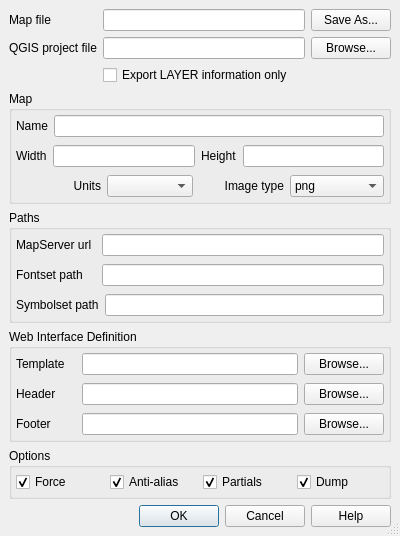
First picture: the form in qgis/python/plugins/mapserver_export/qgsmapserverexportbase.ui, repository sourcepole/qgis, before the edit.
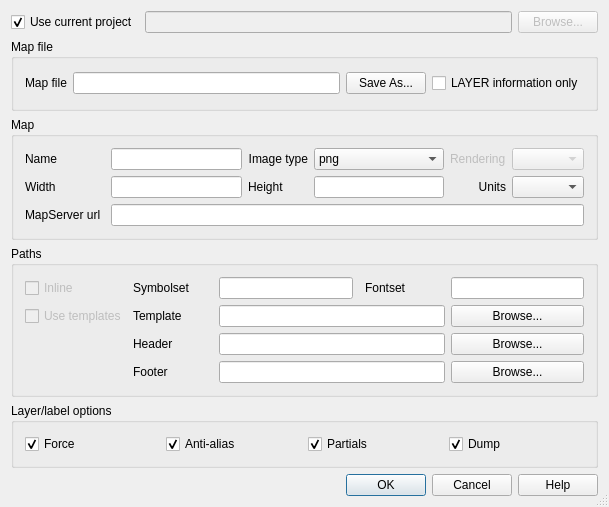
Second picture: the form after the edit.

Commit message: New, smaller dialog. More defaults, checks and failovers. Merged work of Stephan Meissl

```diff
--- a/qgis/python/plugins/mapserver_export/qgsmapserverexportbase.ui
+++ b/qgis/python/plugins/mapserver_export/qgsmapserverexportbase.ui
@@ -7,8 +7,8 @@
    <rect>
     <x>0</x>
     <y>0</y>
-    <width>400</width>
-    <height>522</height>
+    <width>609</width>
+    <height>507</height>
    </rect>
   </property>
   <property name="windowTitle">
@@ -17,177 +17,107 @@
   <property name="sizeGripEnabled">
    <bool>true</bool>
   </property>
-  <layout class="QGridLayout">
-   <property name="margin">
-    <number>9</number>
-   </property>
-   <property name="spacing">
-    <number>6</number>
-   </property>
-   <item row="5" column="0" colspan="3">
-    <widget class="QGroupBox" name="grpWeb">
+  <layout class="QGridLayout" name="gridLayout">
+   <item row="0" column="0">
+    <widget class="QCheckBox" name="checkBoxCurrentProject">
+     <property name="text">
+      <string>Use current project</string>
+     </property>
+     <property name="checked">
+      <bool>true</bool>
+     </property>
+    </widget>
+   </item>
+   <item row="0" column="1">
+    <widget class="QLineEdit" name="txtQgisFilePath">
+     <property name="enabled">
+      <bool>false</bool>
+     </property>
+     <property name="toolTip">
+      <string>Full path to the QGIS project file to export to MapServer map format</string>
+     </property>
+    </widget>
+   </item>
+   <item row="0" column="2">
+    <widget class="QPushButton" name="btnChooseProjectFile">
+     <property name="enabled">
+      <bool>false</bool>
+     </property>
+     <property name="text">
+      <string>Browse...</string>
+     </property>
+    </widget>
+   </item>
+   <item row="1" column="0" colspan="3">
+    <widget class="QGroupBox" name="groupBox">
      <property name="title">
-      <string>Web Interface Definition</string>
+      <string>Map file</string>
      </property>
-     <layout class="QGridLayout">
-      <property name="margin">
-       <number>0</number>
-      </property>
-      <property name="spacing">
-       <number>0</number>
-      </property>
+     <layout class="QGridLayout" name="gridLayout_3">
       <item row="0" column="0">
-       <layout class="QHBoxLayout">
-        <property name="spacing">
-         <number>6</number>
-        </property>
-        <property name="margin">
-         <number>4</number>
-        </property>
-        <item>
-         <widget class="QLabel" name="textLabel5_2">
-          <property name="minimumSize">
-           <size>
-            <width>60</width>
-            <height>0</height>
-           </size>
-          </property>
+       <widget class="QLabel" name="textLabel7">
           <property name="text">
-           <string>Template</string>
+         <string>Map file</string>
           </property>
           <property name="buddy">
            <cstring>txtWebTemplate</cstring>
           </property>
          </widget>
         </item>
-        <item>
-         <widget class="QLineEdit" name="txtWebTemplate">
+      <item row="0" column="1">
+       <widget class="QLineEdit" name="txtMapFilePath">
           <property name="toolTip">
            <string>Path to the MapServer template file</string>
           </property>
          </widget>
         </item>
-        <item>
-         <widget class="QPushButton" name="btnChooseTemplateFile">
+      <item row="0" column="2">
+       <widget class="QPushButton" name="btnChooseFile">
           <property name="text">
-           <string>Browse...</string>
+         <string>Save As...</string>
           </property>
          </widget>
         </item>
-       </layout>
-      </item>
-      <item row="1" column="0">
-       <layout class="QHBoxLayout">
-        <property name="spacing">
-         <number>6</number>
+      <item row="0" column="3">
+       <widget class="QCheckBox" name="chkExpLayersOnly">
+        <property name="toolTip">
+         <string>If checked, only the layer information will be processed</string>
         </property>
-        <property name="margin">
-         <number>4</number>
-        </property>
-        <item>
-         <widget class="QLabel" name="textLabel5">
-          <property name="minimumSize">
-           <size>
-            <width>60</width>
-            <height>0</height>
-           </size>
-          </property>
           <property name="text">
-           <string>Header</string>
-          </property>
-          <property name="buddy">
-           <cstring>txtWebHeader</cstring>
-          </property>
-         </widget>
-        </item>
-        <item>
-         <widget class="QLineEdit" name="txtWebHeader"/>
-        </item>
-        <item>
-         <widget class="QPushButton" name="btnChooseHeaderFile">
-          <property name="text">
-           <string>Browse...</string>
-          </property>
-         </widget>
-        </item>
-       </layout>
-      </item>
-      <item row="2" column="0">
-       <layout class="QHBoxLayout">
-        <property name="spacing">
-         <number>6</number>
-        </property>
-        <property name="margin">
-         <number>4</number>
-        </property>
-        <item>
-         <widget class="QLabel" name="textLabel5_3">
-          <property name="minimumSize">
-           <size>
-            <width>60</width>
-            <height>0</height>
-           </size>
-          </property>
-          <property name="text">
-           <string>Footer</string>
-          </property>
-          <property name="buddy">
-           <cstring>txtWebFooter</cstring>
-          </property>
-         </widget>
-        </item>
-        <item>
-         <widget class="QLineEdit" name="txtWebFooter"/>
-        </item>
-        <item>
-         <widget class="QPushButton" name="btnChooseFooterFile">
-          <property name="text">
-           <string>Browse...</string>
-          </property>
-         </widget>
-        </item>
-       </layout>
-      </item>
-     </layout>
-    </widget>
-   </item>
-   <item row="3" column="0" colspan="3">
+         <string>LAYER information only</string>
+        </property>
+       </widget>
+      </item>
+     </layout>
+    </widget>
+   </item>
+   <item row="2" column="0" colspan="3">
     <widget class="QGroupBox" name="grpMap">
      <property name="title">
       <string>Map</string>
      </property>
-     <layout class="QGridLayout">
-      <property name="margin">
-       <number>0</number>
-      </property>
-      <property name="spacing">
-       <number>0</number>
-      </property>
-      <item row="2" column="0">
-       <layout class="QHBoxLayout">
-        <property name="spacing">
-         <number>6</number>
-        </property>
-        <property name="margin">
-         <number>4</number>
-        </property>
-        <item>
-         <widget class="QLabel" name="textLabel3">
+     <layout class="QGridLayout" name="gridLayout_2">
+      <item row="0" column="0">
+       <widget class="QLabel" name="textLabel1">
+        <property name="toolTip">
+         <string/>
+        </property>
           <property name="text">
-           <string>Units</string>
-          </property>
-          <property name="alignment">
-           <set>Qt::AlignRight|Qt::AlignTrailing|Qt::AlignVCenter</set>
+         <string>Name</string>
           </property>
           <property name="buddy">
            <cstring>cmbMapUnits</cstring>
           </property>
          </widget>
         </item>
-        <item>
-         <widget class="QComboBox" name="cmbMapUnits"/>
-        </item>
-        <item>
+      <item row="0" column="1">
+       <widget class="QLineEdit" name="txtMapName">
+        <property name="toolTip">
+         <string>Prefix attached to map, scalebar and legend GIF filenames created using this MapFile</string>
+        </property>
+       </widget>
+      </item>
+      <item row="0" column="2">
          <widget class="QLabel" name="textLabel4">
           <property name="text">
            <string>Image type</string>
@@ -200,7 +130,7 @@
           </property>
          </widget>
         </item>
-        <item>
+      <item row="0" column="3">
          <widget class="QComboBox" name="cmbMapImageType">
           <item>
            <property name="text">
@@ -239,17 +169,24 @@
           </item>
          </widget>
         </item>
-       </layout>
+      <item row="0" column="4">
+       <widget class="QLabel" name="label">
+        <property name="enabled">
+         <bool>false</bool>
+        </property>
+        <property name="text">
+         <string>Rendering</string>
+        </property>
+       </widget>
+      </item>
+      <item row="0" column="5">
+       <widget class="QComboBox" name="comboBox">
+        <property name="enabled">
+         <bool>false</bool>
+        </property>
+       </widget>
       </item>
       <item row="1" column="0">
-       <layout class="QHBoxLayout">
-        <property name="spacing">
-         <number>6</number>
-        </property>
-        <property name="margin">
-         <number>4</number>
-        </property>
-        <item>
          <widget class="QLabel" name="textLabel2">
           <property name="text">
            <string>Width</string>
@@ -259,10 +196,10 @@
           </property>
          </widget>
         </item>
-        <item>
+      <item row="1" column="1">
          <widget class="QLineEdit" name="txtMapWidth"/>
         </item>
-        <item>
+      <item row="1" column="2">
          <widget class="QLabel" name="textLabel2_2">
           <property name="text">
            <string>Height</string>
@@ -272,79 +209,185 @@
           </property>
          </widget>
         </item>
-        <item>
+      <item row="1" column="3">
          <widget class="QLineEdit" name="txtMapHeight"/>
         </item>
-       </layout>
+      <item row="1" column="4">
+       <widget class="QLabel" name="textLabel3">
+        <property name="text">
+         <string>Units</string>
+        </property>
+        <property name="alignment">
+         <set>Qt::AlignRight|Qt::AlignTrailing|Qt::AlignVCenter</set>
+        </property>
+        <property name="buddy">
+         <cstring>cmbMapUnits</cstring>
+        </property>
+       </widget>
       </item>
-      <item row="0" column="0">
-       <layout class="QHBoxLayout">
-        <property name="spacing">
-         <number>6</number>
+      <item row="1" column="5">
+       <widget class="QComboBox" name="cmbMapUnits"/>
+      </item>
+      <item row="2" column="0">
+       <widget class="QLabel" name="textLabelMapServerUrl">
+        <property name="minimumSize">
+         <size>
+          <width>80</width>
+          <height>0</height>
+         </size>
         </property>
-        <property name="margin">
-         <number>4</number>
+        <property name="text">
+         <string>MapServer url</string>
         </property>
-        <item>
-         <widget class="QLabel" name="textLabel1">
+        <property name="buddy">
+         <cstring>txtMapServerUrl</cstring>
+        </property>
+       </widget>
+      </item>
+      <item row="2" column="1" colspan="5">
+       <widget class="QLineEdit" name="txtMapServerUrl">
           <property name="toolTip">
+         <string>The URL to the mapserver executable.
+
+For example: 
+http://my.host.com/cgi-bin/mapserv.exe</string>
+        </property>
+        <property name="text">
            <string/>
           </property>
-          <property name="text">
-           <string>Name</string>
-          </property>
-          <property name="buddy">
-           <cstring>txtMapName</cstring>
-          </property>
-         </widget>
-        </item>
-        <item>
-         <widget class="QLineEdit" name="txtMapName">
-          <property name="toolTip">
-           <string>Prefix attached to map, scalebar and legend GIF filenames created using this MapFile</string>
-          </property>
-         </widget>
-        </item>
-       </layout>
-      </item>
-     </layout>
+       </widget>
+      </item>
+     </layout>
     </widget>
    </item>
+   <item row="3" column="0" colspan="3">
+    <widget class="QGroupBox" name="grpPaths">
+     <property name="title">
+      <string>Paths</string>
+     </property>
+     <layout class="QGridLayout" name="gridLayout_4">
    <item row="0" column="0">
-    <widget class="QLabel" name="textLabel7">
+       <widget class="QCheckBox" name="checkBoxInlineFontAndSymbol">
+        <property name="enabled">
+         <bool>false</bool>
+        </property>
      <property name="text">
-      <string>Map file</string>
-     </property>
-     <property name="buddy">
-      <cstring>txtMapFilePath</cstring>
+         <string>Inline</string>
+        </property>
+        <property name="checked">
+         <bool>false</bool>
      </property>
     </widget>
    </item>
    <item row="0" column="1">
-    <widget class="QLineEdit" name="txtMapFilePath">
-     <property name="toolTip">
-      <string>Name for the map file to be created from the QGIS project file</string>
-     </property>
-    </widget>
-   </item>
-   <item row="1" column="2">
-    <widget class="QPushButton" name="btnChooseProjectFile">
+       <widget class="QLabel" name="textLabelSymbolsetPath">
+        <property name="enabled">
+         <bool>true</bool>
+        </property>
+        <property name="minimumSize">
+         <size>
+          <width>80</width>
+          <height>0</height>
+         </size>
+        </property>
      <property name="text">
-      <string>Browse...</string>
-     </property>
-    </widget>
-   </item>
-   <item row="1" column="1">
-    <widget class="QLineEdit" name="txtQgisFilePath">
-     <property name="toolTip">
-      <string>Full path to the QGIS project file to export to MapServer map format</string>
+         <string>Symbolset</string>
+        </property>
+        <property name="buddy">
+         <cstring>txtSymbolsetPath</cstring>
      </property>
     </widget>
    </item>
    <item row="1" column="0">
-    <widget class="QLabel" name="textLabel7_2">
+       <widget class="QCheckBox" name="checkBoxUseTemplates">
+        <property name="enabled">
+         <bool>false</bool>
+        </property>
      <property name="text">
-      <string>QGIS project file</string>
+         <string>Use templates</string>
+        </property>
+       </widget>
+      </item>
+      <item row="1" column="2" colspan="3">
+       <widget class="QLineEdit" name="txtWebTemplate">
+        <property name="enabled">
+         <bool>true</bool>
+        </property>
+        <property name="toolTip">
+         <string>Path to the MapServer template file</string>
+        </property>
+       </widget>
+      </item>
+      <item row="1" column="5">
+       <widget class="QPushButton" name="btnChooseTemplateFile">
+        <property name="enabled">
+         <bool>true</bool>
+        </property>
+        <property name="text">
+         <string>Browse...</string>
+        </property>
+       </widget>
+      </item>
+      <item row="2" column="2" colspan="3">
+       <widget class="QLineEdit" name="txtWebHeader">
+        <property name="enabled">
+         <bool>true</bool>
+        </property>
+       </widget>
+      </item>
+      <item row="2" column="5">
+       <widget class="QPushButton" name="btnChooseHeaderFile">
+        <property name="enabled">
+         <bool>true</bool>
+        </property>
+        <property name="text">
+         <string>Browse...</string>
+        </property>
+       </widget>
+      </item>
+      <item row="3" column="2" colspan="3">
+       <widget class="QLineEdit" name="txtWebFooter">
+        <property name="enabled">
+         <bool>true</bool>
+        </property>
+       </widget>
+      </item>
+      <item row="3" column="5">
+       <widget class="QPushButton" name="btnChooseFooterFile">
+        <property name="enabled">
+         <bool>true</bool>
+        </property>
+        <property name="text">
+         <string>Browse...</string>
+        </property>
+       </widget>
+      </item>
+      <item row="0" column="5">
+       <widget class="QLineEdit" name="txtFontsetPath">
+        <property name="enabled">
+         <bool>true</bool>
+        </property>
+        <property name="toolTip">
+         <string>The file name of the fonts file.</string>
+        </property>
+        <property name="text">
+         <string/>
+        </property>
+       </widget>
+      </item>
+      <item row="0" column="4">
+       <widget class="QLabel" name="textLabelFontsetPath">
+        <property name="enabled">
+         <bool>true</bool>
+        </property>
+        <property name="minimumSize">
+         <size>
+          <width>80</width>
+          <height>0</height>
+         </size>
+        </property>
+        <property name="text">
+         <string>Fontset</string>
      </property>
      <property name="buddy">
       <cstring>txtQgisFilePath</cstring>
@@ -352,30 +395,86 @@
     </widget>
    </item>
    <item row="0" column="2">
-    <widget class="QPushButton" name="btnChooseFile">
-     <property name="text">
-      <string>Save As...</string>
-     </property>
-    </widget>
-   </item>
-   <item row="2" column="1" colspan="2">
-    <widget class="QCheckBox" name="chkExpLayersOnly">
+       <widget class="QLineEdit" name="txtSymbolsetPath">
+        <property name="enabled">
+         <bool>true</bool>
+        </property>
      <property name="toolTip">
       <string>If checked, only the layer information will be processed</string>
      </property>
      <property name="text">
-      <string>Export LAYER information only</string>
+         <string/>
      </property>
     </widget>
    </item>
-   <item row="7" column="0" colspan="3">
+      <item row="1" column="1">
+       <widget class="QLabel" name="textLabel5_2">
+        <property name="enabled">
+         <bool>true</bool>
+        </property>
+        <property name="minimumSize">
+         <size>
+          <width>60</width>
+          <height>0</height>
+         </size>
+        </property>
+        <property name="text">
+         <string>Template</string>
+        </property>
+        <property name="buddy">
+         <cstring>txtWebTemplate</cstring>
+        </property>
+       </widget>
+      </item>
+      <item row="2" column="1">
+       <widget class="QLabel" name="textLabel5">
+        <property name="enabled">
+         <bool>true</bool>
+        </property>
+        <property name="minimumSize">
+         <size>
+          <width>60</width>
+          <height>0</height>
+         </size>
+        </property>
+        <property name="text">
+         <string>Header</string>
+        </property>
+        <property name="buddy">
+         <cstring>txtWebHeader</cstring>
+        </property>
+       </widget>
+      </item>
+      <item row="3" column="1">
+       <widget class="QLabel" name="textLabel5_3">
+        <property name="enabled">
+         <bool>true</bool>
+        </property>
+        <property name="minimumSize">
+         <size>
+          <width>60</width>
+          <height>0</height>
+         </size>
+        </property>
+        <property name="text">
+         <string>Footer</string>
+        </property>
+        <property name="buddy">
+         <cstring>txtWebFooter</cstring>
+        </property>
+       </widget>
+      </item>
+     </layout>
+    </widget>
+   </item>
+   <item row="6" column="0" colspan="3">
     <widget class="QDialogButtonBox" name="buttonBox">
      <property name="standardButtons">
       <set>QDialogButtonBox::Cancel|QDialogButtonBox::Help|QDialogButtonBox::Ok</set>
      </property>
     </widget>
    </item>
-   <item row="6" column="0" colspan="3">
+   <item row="4" column="0" colspan="3">
     <widget class="QGroupBox" name="grpOptions">
      <property name="sizePolicy">
       <sizepolicy hsizetype="Expanding" vsizetype="Fixed">
@@ -384,24 +483,10 @@
       </sizepolicy>
      </property>
      <property name="title">
-      <string>Options</string>
+      <string>Layer/label options</string>
      </property>
-     <layout class="QGridLayout" name="gridLayout" rowstretch="0" rowminimumheight="0">
-      <property name="margin">
-       <number>0</number>
-      </property>
-      <property name="spacing">
-       <number>0</number>
-      </property>
+     <layout class="QGridLayout" name="gridLayout_5">
       <item row="0" column="0">
-       <layout class="QHBoxLayout" name="optionsLayout" stretch="0,0,0,0">
-        <property name="sizeConstraint">
-         <enum>QLayout::SetDefaultConstraint</enum>
-        </property>
-        <property name="margin">
-         <number>4</number>
-        </property>
-        <item>
          <widget class="QCheckBox" name="checkBoxForce">
           <property name="toolTip">
            <string>Forces labels on, regardless of collisions. Available only for cached labels.</string>
@@ -414,7 +499,7 @@
           </property>
          </widget>
         </item>
-        <item>
+      <item row="0" column="1">
          <widget class="QCheckBox" name="checkBoxAntiAlias">
           <property name="toolTip">
            <string>Should text be antialiased? Note that this requires more available colors, decreases drawing performance, and results in slightly larger output images.</string>
@@ -427,7 +512,7 @@
           </property>
          </widget>
         </item>
-        <item>
+      <item row="0" column="2">
          <widget class="QCheckBox" name="checkBoxPartials">
           <property name="toolTip">
            <string>Can text run off the edge of the map?</string>
@@ -440,7 +525,7 @@
           </property>
          </widget>
         </item>
-        <item>
+      <item row="0" column="3">
          <widget class="QCheckBox" name="checkBoxDump">
           <property name="toolTip">
            <string>Check to allow MapServer to return data in GML format. Useful when used with WMS GetFeatureInfo operations.</string>
@@ -454,143 +539,6 @@
          </widget>
         </item>
        </layout>
-      </item>
-     </layout>
-    </widget>
-   </item>
-   <item row="4" column="0" colspan="3">
-    <widget class="QGroupBox" name="grpPaths">
-     <property name="title">
-      <string>Paths</string>
-     </property>
-     <layout class="QGridLayout" name="gridLayout_2">
-      <property name="margin">
-       <number>0</number>
-      </property>
-      <property name="spacing">
-       <number>0</number>
-      </property>
-      <item row="0" column="0">
-       <layout class="QHBoxLayout" name="horizontalLayout">
-        <property name="margin">
-         <number>4</number>
-        </property>
-        <item>
-         <widget class="QLabel" name="textLabelMapServerUrl">
-          <property name="minimumSize">
-           <size>
-            <width>80</width>
-            <height>0</height>
-           </size>
-          </property>
-          <property name="text">
-           <string>MapServer url</string>
-          </property>
-          <property name="buddy">
-           <cstring>txtMapServerUrl</cstring>
-          </property>
-         </widget>
-        </item>
-        <item>
-         <widget class="QLineEdit" name="txtMapServerUrl">
-          <property name="toolTip">
-           <string>&lt;!DOCTYPE HTML PUBLIC &quot;-//W3C//DTD HTML 4.0//EN&quot; &quot;http://www.w3.org/TR/REC-html40/strict.dtd&quot;&gt;
-&lt;html&gt;&lt;head&gt;&lt;meta name=&quot;qrichtext&quot; content=&quot;1&quot; /&gt;&lt;style type=&quot;text/css&quot;&gt;
-p, li { white-space: pre-wrap; }
-&lt;/style&gt;&lt;/head&gt;&lt;body style=&quot; font-family:'MS Shell Dlg 2'; font-size:8.25pt; font-weight:400; font-style:normal;&quot;&gt;
-&lt;p style=&quot; margin-top:0px; margin-bottom:0px; margin-left:0px; margin-right:0px; -qt-block-indent:0; text-indent:0px;&quot;&gt;&lt;span style=&quot; font-size:8pt;&quot;&gt;The URL to the mapserver executable.&lt;/span&gt;&lt;/p&gt;
-&lt;p style=&quot;-qt-paragraph-type:empty; margin-top:0px; margin-bottom:0px; margin-left:0px; margin-right:0px; -qt-block-indent:0; text-indent:0px; font-size:8pt;&quot;&gt;&lt;/p&gt;
-&lt;p style=&quot; margin-top:0px; margin-bottom:0px; margin-left:0px; margin-right:0px; -qt-block-indent:0; text-indent:0px;&quot;&gt;&lt;span style=&quot; font-size:8pt;&quot;&gt;For example: &lt;/span&gt;&lt;/p&gt;
-&lt;p style=&quot; margin-top:0px; margin-bottom:0px; margin-left:0px; margin-right:0px; -qt-block-indent:0; text-indent:0px;&quot;&gt;&lt;span style=&quot; font-size:8pt;&quot;&gt;http://my.host.com/cgi-bin/mapserv.exe&lt;/span&gt;&lt;/p&gt;&lt;/body&gt;&lt;/html&gt;</string>
-          </property>
-          <property name="text">
-           <string/>
-          </property>
-         </widget>
-        </item>
-       </layout>
-      </item>
-      <item row="1" column="0">
-       <layout class="QHBoxLayout" name="horizontalLayout_2">
-        <property name="margin">
-         <number>4</number>
-        </property>
-        <item>
-         <widget class="QLabel" name="textLabelFontsetPath">
-          <property name="minimumSize">
-           <size>
-            <width>80</width>
-            <height>0</height>
-           </size>
-          </property>
-          <property name="text">
-           <string>Fontset path</string>
-          </property>
-          <property name="buddy">
-           <cstring>txtFontsetPath</cstring>
-          </property>
-         </widget>
-        </item>
-        <item>
-         <widget class="QLineEdit" name="txtFontsetPath">
-          <property name="toolTip">
-           <string>&lt;!DOCTYPE HTML PUBLIC &quot;-//W3C//DTD HTML 4.0//EN&quot; &quot;http://www.w3.org/TR/REC-html40/strict.dtd&quot;&gt;
-&lt;html&gt;&lt;head&gt;&lt;meta name=&quot;qrichtext&quot; content=&quot;1&quot; /&gt;&lt;style type=&quot;text/css&quot;&gt;
-p, li { white-space: pre-wrap; }
-&lt;/style&gt;&lt;/head&gt;&lt;body style=&quot; font-family:'MS Shell Dlg 2'; font-size:8.25pt; font-weight:400; font-style:normal;&quot;&gt;
-&lt;p style=&quot; margin-top:0px; margin-bottom:0px; margin-left:0px; margin-right:0px; -qt-block-indent:0; text-indent:0px;&quot;&gt;&lt;span style=&quot; font-size:8pt;&quot;&gt;The URL to the mapserver executable.&lt;/span&gt;&lt;/p&gt;
-&lt;p style=&quot;-qt-paragraph-type:empty; margin-top:0px; margin-bottom:0px; margin-left:0px; margin-right:0px; -qt-block-indent:0; text-indent:0px; font-size:8pt;&quot;&gt;&lt;/p&gt;
-&lt;p style=&quot; margin-top:0px; margin-bottom:0px; margin-left:0px; margin-right:0px; -qt-block-indent:0; text-indent:0px;&quot;&gt;&lt;span style=&quot; font-size:8pt;&quot;&gt;For example: &lt;/span&gt;&lt;/p&gt;
-&lt;p style=&quot; margin-top:0px; margin-bottom:0px; margin-left:0px; margin-right:0px; -qt-block-indent:0; text-indent:0px;&quot;&gt;&lt;span style=&quot; font-size:8pt;&quot;&gt;http://my.host.com/cgi-bin/mapserv.exe&lt;/span&gt;&lt;/p&gt;&lt;/body&gt;&lt;/html&gt;</string>
-          </property>
-          <property name="text">
-           <string/>
-          </property>
-         </widget>
-        </item>
-       </layout>
-      </item>
-      <item row="2" column="0">
-       <layout class="QHBoxLayout" name="horizontalLayout_3">
-        <property name="margin">
-         <number>4</number>
-        </property>
-        <item>
-         <widget class="QLabel" name="textLabelSymbolsetPath">
-          <property name="minimumSize">
-           <size>
-            <width>80</width>
-            <height>0</height>
-           </size>
-          </property>
-          <property name="text">
-           <string>Symbolset path</string>
-          </property>
-          <property name="buddy">
-           <cstring>txtSymbolsetPath</cstring>
-          </property>
-         </widget>
-        </item>
-        <item>
-         <widget class="QLineEdit" name="txtSymbolsetPath">
-          <property name="toolTip">
-           <string>&lt;!DOCTYPE HTML PUBLIC &quot;-//W3C//DTD HTML 4.0//EN&quot; &quot;http://www.w3.org/TR/REC-html40/strict.dtd&quot;&gt;
-&lt;html&gt;&lt;head&gt;&lt;meta name=&quot;qrichtext&quot; content=&quot;1&quot; /&gt;&lt;style type=&quot;text/css&quot;&gt;
-p, li { white-space: pre-wrap; }
-&lt;/style&gt;&lt;/head&gt;&lt;body style=&quot; font-family:'MS Shell Dlg 2'; font-size:8.25pt; font-weight:400; font-style:normal;&quot;&gt;
-&lt;p style=&quot; margin-top:0px; margin-bottom:0px; margin-left:0px; margin-right:0px; -qt-block-indent:0; text-indent:0px;&quot;&gt;&lt;span style=&quot; font-size:8pt;&quot;&gt;The URL to the mapserver executable.&lt;/span&gt;&lt;/p&gt;
-&lt;p style=&quot;-qt-paragraph-type:empty; margin-top:0px; margin-bottom:0px; margin-left:0px; margin-right:0px; -qt-block-indent:0; text-indent:0px; font-size:8pt;&quot;&gt;&lt;/p&gt;
-&lt;p style=&quot; margin-top:0px; margin-bottom:0px; margin-left:0px; margin-right:0px; -qt-block-indent:0; text-indent:0px;&quot;&gt;&lt;span style=&quot; font-size:8pt;&quot;&gt;For example: &lt;/span&gt;&lt;/p&gt;
-&lt;p style=&quot; margin-top:0px; margin-bottom:0px; margin-left:0px; margin-right:0px; -qt-block-indent:0; text-indent:0px;&quot;&gt;&lt;span style=&quot; font-size:8pt;&quot;&gt;http://my.host.com/cgi-bin/mapserv.exe&lt;/span&gt;&lt;/p&gt;&lt;/body&gt;&lt;/html&gt;</string>
-          </property>
-          <property name="text">
-           <string/>
-          </property>
-         </widget>
-        </item>
-       </layout>
-      </item>
-     </layout>
     </widget>
    </item>
   </layout>
```
Left out of the diff: 41 changed lines with no effect on the pictures. Lines whose indentation alone changed are shown as unchanged. The commit also changes 3 other files.
